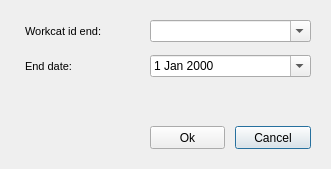
Qt form ui/arc_fusion.ui (Giswater/giswater_qgis_plugin) before a commit.
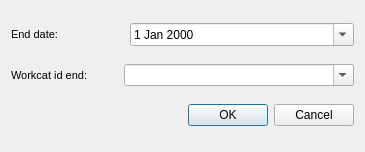
The same form after that commit.

```diff
--- a/ui/arc_fusion.ui
+++ b/ui/arc_fusion.ui
@@ -6,48 +6,45 @@
    <rect>
     <x>0</x>
     <y>0</y>
-    <width>331</width>
-    <height>169</height>
+    <width>365</width>
+    <height>152</height>
    </rect>
   </property>
   <property name="windowTitle">
    <string>Arc fusion</string>
   </property>
+  <layout class="QGridLayout" name="gridLayout">
+   <item row="2" column="1">
+    <widget class="QPushButton" name="btn_accept">
+     <property name="text">
+      <string>OK</string>
+     </property>
+    </widget>
+   </item>
+   <item row="2" column="0">
+    <spacer name="horizontalSpacer_3">
+     <property name="orientation">
+      <enum>Qt::Horizontal</enum>
+     </property>
+     <property name="sizeHint" stdset="0">
+      <size>
+       <width>40</width>
+       <height>20</height>
+      </size>
+     </property>
+    </spacer>
+   </item>
+   <item row="2" column="2">
   <widget class="QPushButton" name="btn_cancel">
-   <property name="geometry">
-    <rect>
-     <x>235</x>
-     <y>126</y>
-     <width>76</width>
-     <height>23</height>
-    </rect>
-   </property>
    <property name="text">
     <string>Cancel</string>
    </property>
   </widget>
-  <widget class="QPushButton" name="btn_accept">
-   <property name="geometry">
-    <rect>
-     <x>150</x>
-     <y>126</y>
-     <width>75</width>
-     <height>23</height>
-    </rect>
-   </property>
-   <property name="text">
-    <string>Ok</string>
-   </property>
-  </widget>
+   </item>
+   <item row="1" column="0" colspan="3">
+    <layout class="QHBoxLayout" name="horizontalLayout">
+     <item>
   <widget class="QLabel" name="label_workcat_id_end">
-   <property name="geometry">
-    <rect>
-     <x>25</x>
-     <y>20</y>
-     <width>96</width>
-     <height>22</height>
-    </rect>
-   </property>
    <property name="font">
     <font>
      <pointsize>8</pointsize>
@@ -72,47 +69,30 @@
     <number>3</number>
    </property>
   </widget>
-  <widget class="QLabel" name="label_enddate">
-   <property name="geometry">
-    <rect>
-     <x>25</x>
-     <y>55</y>
-     <width>96</width>
-     <height>22</height>
-    </rect>
-   </property>
-   <property name="font">
-    <font>
-     <pointsize>8</pointsize>
-    </font>
-   </property>
-   <property name="frameShape">
-    <enum>QFrame::NoFrame</enum>
-   </property>
-   <property name="frameShadow">
-    <enum>QFrame::Raised</enum>
-   </property>
-   <property name="text">
-    <string>End date:</string>
-   </property>
-   <property name="textFormat">
-    <enum>Qt::AutoText</enum>
-   </property>
-   <property name="scaledContents">
-    <bool>false</bool>
-   </property>
-   <property name="margin">
-    <number>3</number>
-   </property>
-  </widget>
+     </item>
+     <item>
+      <spacer name="horizontalSpacer_2">
+       <property name="orientation">
+        <enum>Qt::Horizontal</enum>
+       </property>
+       <property name="sizeType">
+        <enum>QSizePolicy::Fixed</enum>
+       </property>
+       <property name="sizeHint" stdset="0">
+        <size>
+         <width>30</width>
+         <height>20</height>
+        </size>
+       </property>
+      </spacer>
+     </item>
+     <item>
   <widget class="QComboBox" name="workcat_id_end">
-   <property name="geometry">
-    <rect>
-     <x>150</x>
-     <y>20</y>
-     <width>161</width>
-     <height>22</height>
-    </rect>
+       <property name="sizePolicy">
+        <sizepolicy hsizetype="Expanding" vsizetype="Fixed">
+         <horstretch>0</horstretch>
+         <verstretch>0</verstretch>
+        </sizepolicy>
    </property>
    <property name="contextMenuPolicy">
     <enum>Qt::CustomContextMenu</enum>
@@ -121,19 +101,70 @@
     <bool>true</bool>
    </property>
   </widget>
+     </item>
+    </layout>
+   </item>
+   <item row="0" column="0" colspan="3">
+    <layout class="QHBoxLayout" name="horizontalLayout_2">
+     <item>
+      <widget class="QLabel" name="label_enddate">
+       <property name="font">
+        <font>
+         <pointsize>8</pointsize>
+        </font>
+       </property>
+       <property name="frameShape">
+        <enum>QFrame::NoFrame</enum>
+       </property>
+       <property name="frameShadow">
+        <enum>QFrame::Raised</enum>
+       </property>
+       <property name="text">
+        <string>End date:</string>
+       </property>
+       <property name="textFormat">
+        <enum>Qt::AutoText</enum>
+       </property>
+       <property name="scaledContents">
+        <bool>false</bool>
+       </property>
+       <property name="margin">
+        <number>3</number>
+       </property>
+      </widget>
+     </item>
+     <item>
+      <spacer name="horizontalSpacer">
+       <property name="orientation">
+        <enum>Qt::Horizontal</enum>
+       </property>
+       <property name="sizeType">
+        <enum>QSizePolicy::Fixed</enum>
+       </property>
+       <property name="sizeHint" stdset="0">
+        <size>
+         <width>65</width>
+         <height>20</height>
+        </size>
+       </property>
+      </spacer>
+     </item>
+     <item>
   <widget class="QDateEdit" name="enddate">
-   <property name="geometry">
-    <rect>
-     <x>150</x>
-     <y>55</y>
-     <width>161</width>
-     <height>22</height>
-    </rect>
+       <property name="sizePolicy">
+        <sizepolicy hsizetype="Expanding" vsizetype="Fixed">
+         <horstretch>0</horstretch>
+         <verstretch>0</verstretch>
+        </sizepolicy>
    </property>
    <property name="calendarPopup">
     <bool>true</bool>
    </property>
   </widget>
+     </item>
+    </layout>
+   </item>
+  </layout>
  </widget>
  <tabstops>
   <tabstop>workcat_id_end</tabstop>
```
Left out of the diff: 2 changed lines with no effect on the pictures. Lines whose indentation alone changed are shown as unchanged.
